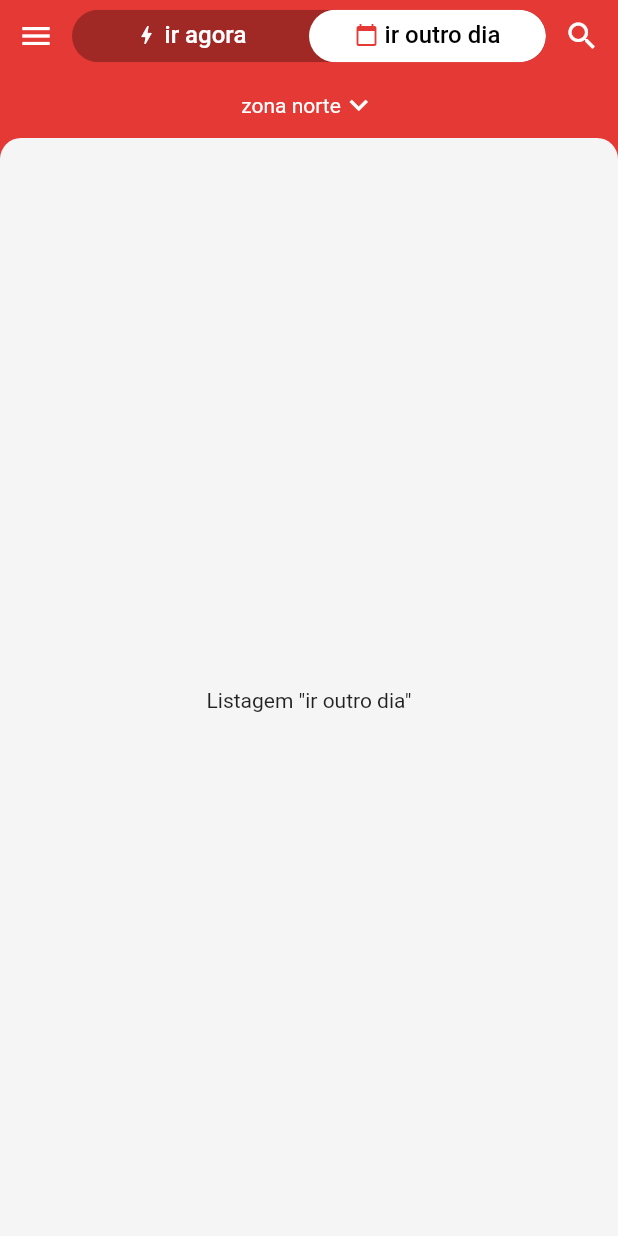
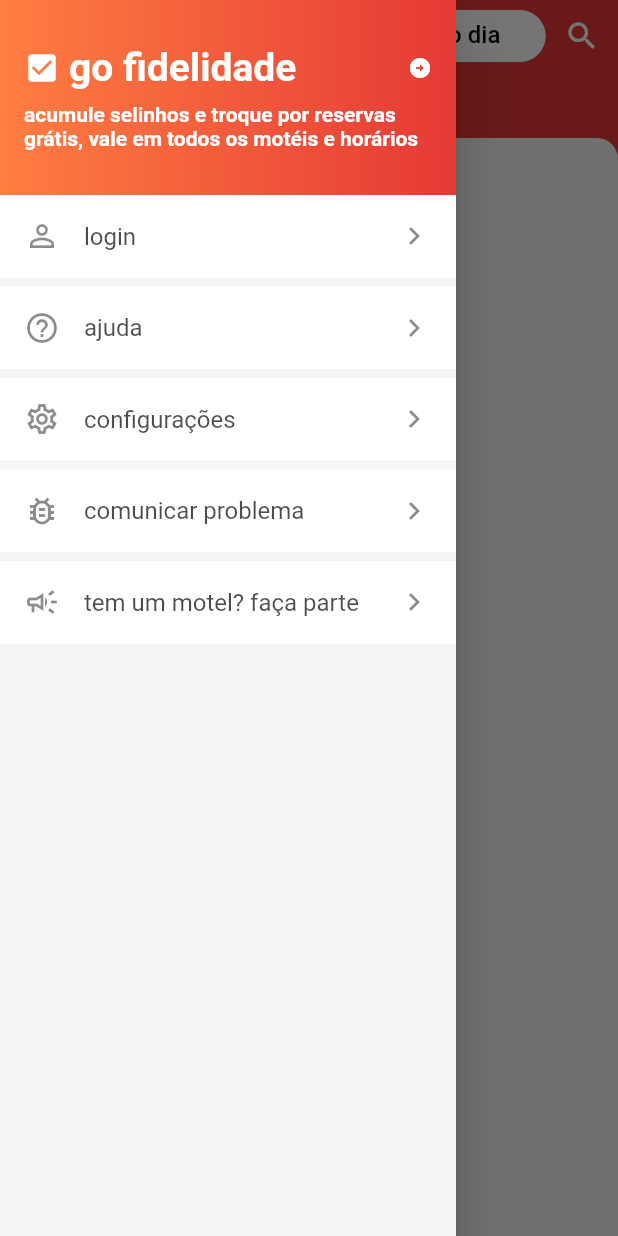
Before and after one commit to wRiqie/challenge-guia, a Flutter app: the screen it shows after launch, tab 2 chosen, after a tap on the "menu" icon, on a phone screen of 412 x 824 dp. Run offline on Flutter 3.47's test engine with Material 3 defaults, Android fonts, the phone set to English and light mode, and no system bars; our stand-ins replace flutter_bloc, get_it, skeleton_text; network calls fail.

Commit message:
feat: drawer!

```diff
--- a/lib/app/core/theme/app_color_scheme.dart
+++ b/lib/app/core/theme/app_color_scheme.dart
@@ -10,5 +10,6 @@ final _appColorScheme = ColorScheme(
   error: Colors.black54,
   onError: Colors.white,
   surface: Colors.white,
+  surfaceContainer: Colors.grey.shade100,
   onSurface: Colors.black,
 );
--- a/lib/app/core/theme/app_theme.dart
+++ b/lib/app/core/theme/app_theme.dart
@@ -5,32 +5,14 @@ part 'app_color_scheme.dart';
 final appTheme = ThemeData(
   useMaterial3: false,
   colorScheme: _appColorScheme,
-  segmentedButtonTheme: SegmentedButtonThemeData(
-    style: ButtonStyle(
-      iconColor: WidgetStateProperty.resolveWith(
-        (states) {
-          if (states.contains(WidgetState.selected)) {
-            return _appColorScheme.primary;
-          }
-          return _appColorScheme.onPrimary;
-        },
-      ),
-      foregroundColor: WidgetStateProperty.resolveWith(
-        (states) {
-          if (states.contains(WidgetState.selected)) {
-            return _appColorScheme.onSurface;
-          }
-          return _appColorScheme.onPrimary;
-        },
-      ),
-      backgroundColor: WidgetStateColor.resolveWith(
-        (states) {
-          if (states.contains(WidgetState.selected)) {
-            return _appColorScheme.onPrimary;
-          }
-          return _appColorScheme.onSurface.withValues(alpha: .3);
-        },
-      ),
+  listTileTheme: ListTileThemeData(
+    minTileHeight: 55,
+    tileColor: _appColorScheme.surface,
+    titleTextStyle: TextStyle(
+      fontWeight: FontWeight.normal,
+      fontSize: 16,
+      color: _appColorScheme.onSurface.withValues(alpha: .7),
     ),
+    minLeadingWidth: 14,
   ),
 );
--- a/lib/app/ui/screens/dashboard/dashboard_screen.dart
+++ b/lib/app/ui/screens/dashboard/dashboard_screen.dart
@@ -1,5 +1,6 @@
 import 'package:challenge_guia/app/data/models/custom_tab_model.dart';
 import 'package:challenge_guia/app/ui/screens/dashboard/tabs/motels_list/motels_list.dart';
+import 'package:challenge_guia/app/ui/widgets/custom_drawer_widget.dart';
 import 'package:challenge_guia/app/ui/widgets/tab_item_widget.dart';
 import 'package:flutter/material.dart';
 
@@ -13,7 +14,7 @@ class DashboardScreen extends StatefulWidget {
 class _DashboardScreenState extends State<DashboardScreen>
     with SingleTickerProviderStateMixin {
   late TabController _tabController;
-  final _scaffoldKey = GlobalKey();
+  final _scaffoldKey = GlobalKey<ScaffoldState>();
 
   late List<CustomTabModel> tabs = [];
 
@@ -34,13 +35,16 @@ class _DashboardScreenState extends State<DashboardScreen>
     return Scaffold(
       key: _scaffoldKey,
       backgroundColor: colorScheme.primary,
+      drawer: CustomDrawerWidget(),
       body: SafeArea(
         child: Column(
           children: [
             Row(
               children: [
                 IconButton(
-                  onPressed: () {},
+                  onPressed: () {
+                    _scaffoldKey.currentState?.openDrawer();
+                  },
                   icon: Icon(
                     Icons.menu,
                     color: colorScheme.onPrimary,
@@ -115,7 +119,7 @@ class _DashboardScreenState extends State<DashboardScreen>
                 children: [
                   Container(
                     decoration: BoxDecoration(
-                      color: Colors.grey.shade100,
+                      color: colorScheme.surfaceContainer,
                       borderRadius: BorderRadius.only(
                         topLeft: Radius.circular(14),
                         topRight: Radius.circular(14),
--- /dev/null
+++ b/lib/app/ui/widgets/custom_drawer_widget.dart
@@ -0,0 +1,111 @@
+import 'package:flutter/material.dart';
+
+class CustomDrawerWidget extends StatelessWidget {
+  const CustomDrawerWidget({super.key});
+
+  @override
+  Widget build(BuildContext context) {
+    final colorScheme = Theme.of(context).colorScheme;
+
+    return Drawer(
+      backgroundColor: colorScheme.surfaceContainer,
+      child: Column(
+        children: [
+          Container(
+            padding: EdgeInsets.symmetric(vertical: 30, horizontal: 16),
+            decoration: BoxDecoration(
+              gradient: LinearGradient(
+                colors: [
+                  const Color.fromARGB(255, 255, 126, 66),
+                  colorScheme.primary,
+                ],
+              ),
+            ),
+            child: SafeArea(
+              child: Column(
+                spacing: 8,
+                mainAxisAlignment: MainAxisAlignment.center,
+                children: [
+                  Row(
+                    mainAxisAlignment: MainAxisAlignment.spaceBetween,
+                    children: [
+                      Row(
+                        spacing: 6,
+                        children: [
+                          Icon(
+                            Icons.check_box,
+                            color: colorScheme.onPrimary,
+                          ),
+                          Text(
+                            'go fidelidade',
+                            style: TextStyle(
+                              fontSize: 26,
+                              color: colorScheme.onPrimary,
+                              fontWeight: FontWeight.w600,
+                            ),
+                          )
+                        ],
+                      ),
+                      Icon(
+                        Icons.arrow_circle_right,
+                        color: colorScheme.onPrimary,
+                        size: 16,
+                      ),
+                    ],
+                  ),
+                  Text(
+                    'acumule selinhos e troque por reservas grátis, vale em todos os motéis e horários',
+                    style: TextStyle(
+                      fontWeight: FontWeight.w600,
+                      color: colorScheme.onPrimary,
+                    ),
+                  ),
+                ],
+              ),
+            ),
+          ),
+          Column(
+            spacing: 6,
+            children: [
+              ListTile(
+                leading: Icon(
+                  Icons.person_outline,
+                ),
+                title: Text('login'),
+                trailing: Icon(Icons.chevron_right),
+              ),
+              ListTile(
+                leading: Icon(
+                  Icons.help_outline,
+                ),
+                title: Text('ajuda'),
+                trailing: Icon(Icons.chevron_right),
+              ),
+              ListTile(
+                leading: Icon(
+                  Icons.settings_outlined,
+                ),
+                title: Text('configurações'),
+                trailing: Icon(Icons.chevron_right),
+              ),
+              ListTile(
+                leading: Icon(
+                  Icons.bug_report_outlined,
+                ),
+                title: Text('comunicar problema'),
+                trailing: Icon(Icons.chevron_right),
+              ),
+              ListTile(
+                leading: Icon(
+                  Icons.campaign_outlined,
+                ),
+                title: Text('tem um motel? faça parte'),
+                trailing: Icon(Icons.chevron_right),
+              ),
+            ],
+          ),
+        ],
+      ),
+    );
+  }
+}
```
